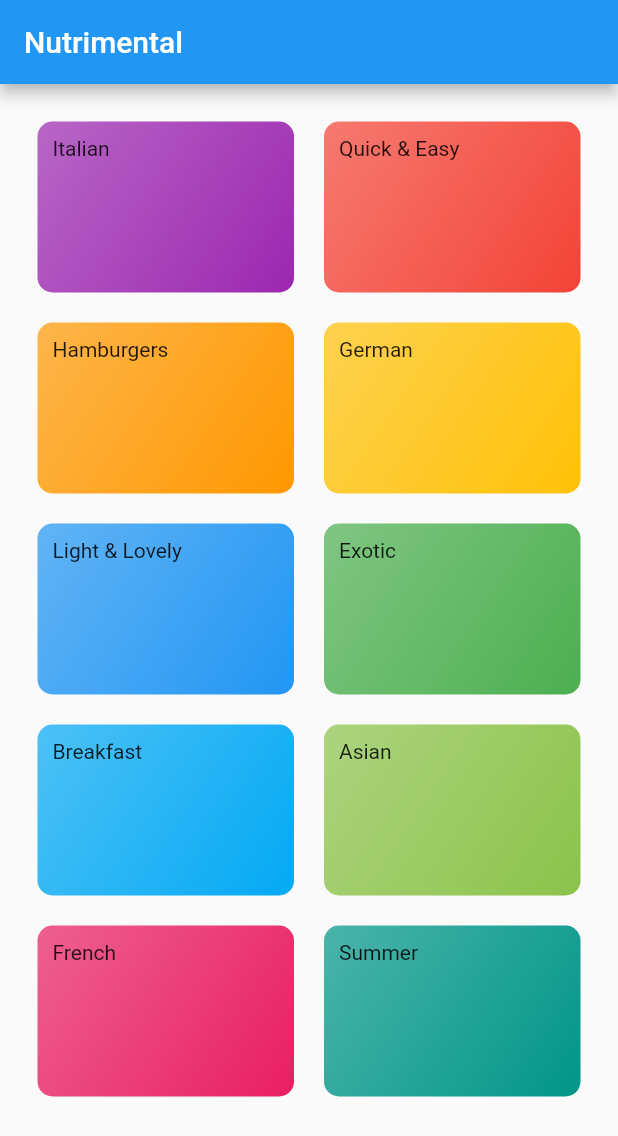
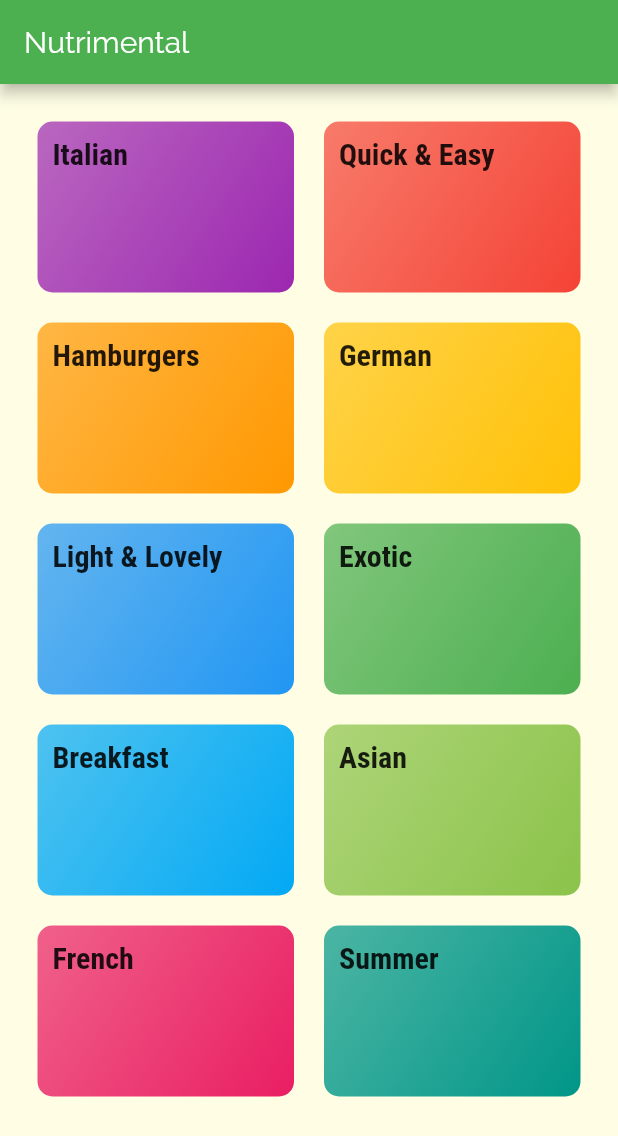
Before and after one commit to ShashankBiplav/Nutrimental, a Flutter app: the screen it shows after launch, on a phone screen of 412 x 824 dp. Shown: the top 1136 px of the screen. Run offline on Flutter 3.47's test engine with Material 2 defaults, Android fonts, the phone set to English and light mode, and no system bars.

Commit message:
Added the Navigator to each item of categories

```diff
--- a/lib/main.dart
+++ b/lib/main.dart
@@ -1,5 +1,6 @@
 import 'package:flutter/material.dart';
 import './widgets/categories_screen.dart';
+
 void main() => runApp(MyApp());
 
 class MyApp extends StatelessWidget {
@@ -8,7 +9,23 @@ class MyApp extends StatelessWidget {
     return MaterialApp(
       title: 'Nutrimental',
       theme: ThemeData(
-        primarySwatch: Colors.blue,
+        primarySwatch: Colors.green,
+        accentColor: Colors.amber,
+        canvasColor: Color.fromRGBO(255, 254, 229, 1),
+        fontFamily: 'Raleway',
+        textTheme: ThemeData.light().textTheme.copyWith(
+              body1: TextStyle(
+                color: Color.fromRGBO(20, 51, 51, 1),
+              ),
+              body2: TextStyle(
+                color: Color.fromRGBO(20, 51, 51, 1),
+              ),
+              title: TextStyle(
+                fontSize: 20,
+                fontFamily: 'RobotoCondensed',
+                fontWeight: FontWeight.bold,
+              ),
+            ),
       ),
       home: CatergoriesScreen(),
     );
--- a/lib/widgets/category_item.dart
+++ b/lib/widgets/category_item.dart
@@ -1,4 +1,5 @@
 import 'package:flutter/material.dart';
+import '../widgets/categorymeals_screen.dart';
 
 class CategoryItem extends StatelessWidget {
   final String title;
@@ -6,11 +7,21 @@ class CategoryItem extends StatelessWidget {
 
   CategoryItem({this.title, this.colorBk});
 
+  void selectCategory(BuildContext ctx){
+    Navigator.of(ctx).push(MaterialPageRoute(builder: (_){
+      return CategoryMealsScreen();
+    },));
+  }
+
   @override
   Widget build(BuildContext context) {
-    return Container(
+    return InkWell(
+          onTap: ()=>selectCategory(context) ,
+          splashColor: Theme.of(context).primaryColor,
+          borderRadius: BorderRadius.circular(15),
+          child: Container(
         padding: const EdgeInsets.all(10),
-      child: Text(title),
+        child: Text(title, style: Theme.of(context).textTheme.title,),
         decoration: BoxDecoration(
           gradient: LinearGradient(
             colors: [colorBk.withOpacity(0.7), colorBk],
@@ -19,6 +30,7 @@ class CategoryItem extends StatelessWidget {
           ),
           borderRadius: BorderRadius.circular(10),
         ),
+      ),
     );
   }
 }
```
Also changed, not shown: lib/widgets/categorymeals_screen.dart (added, +15 -0 lines). Lines whose indentation alone changed are shown as unchanged.
